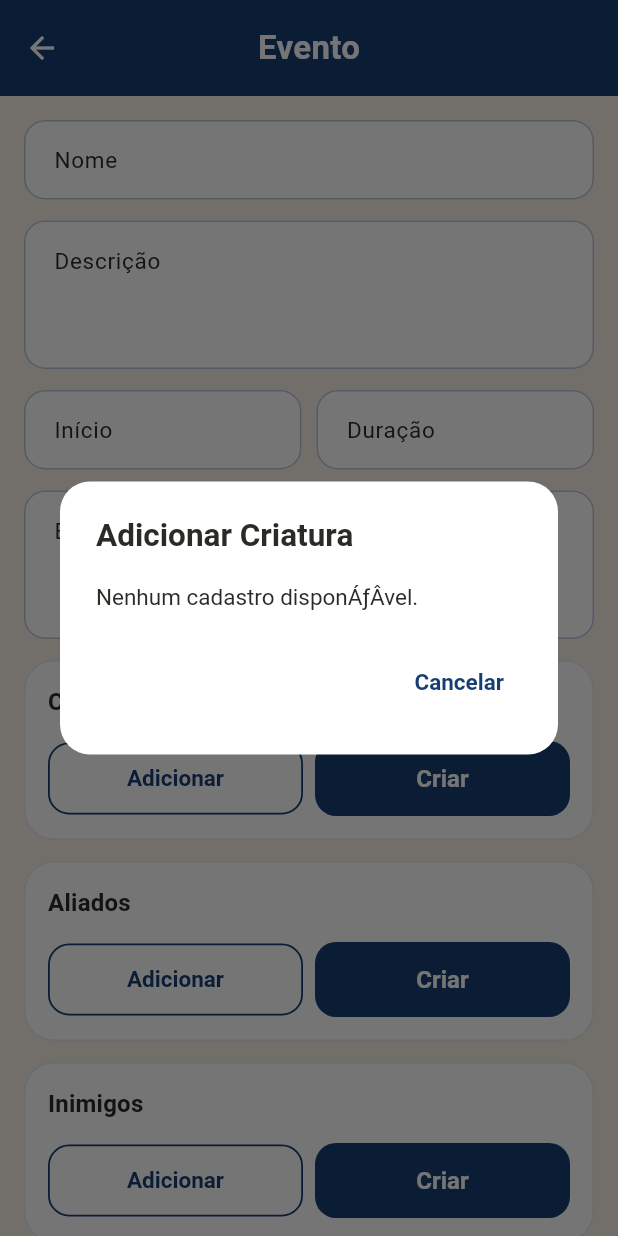
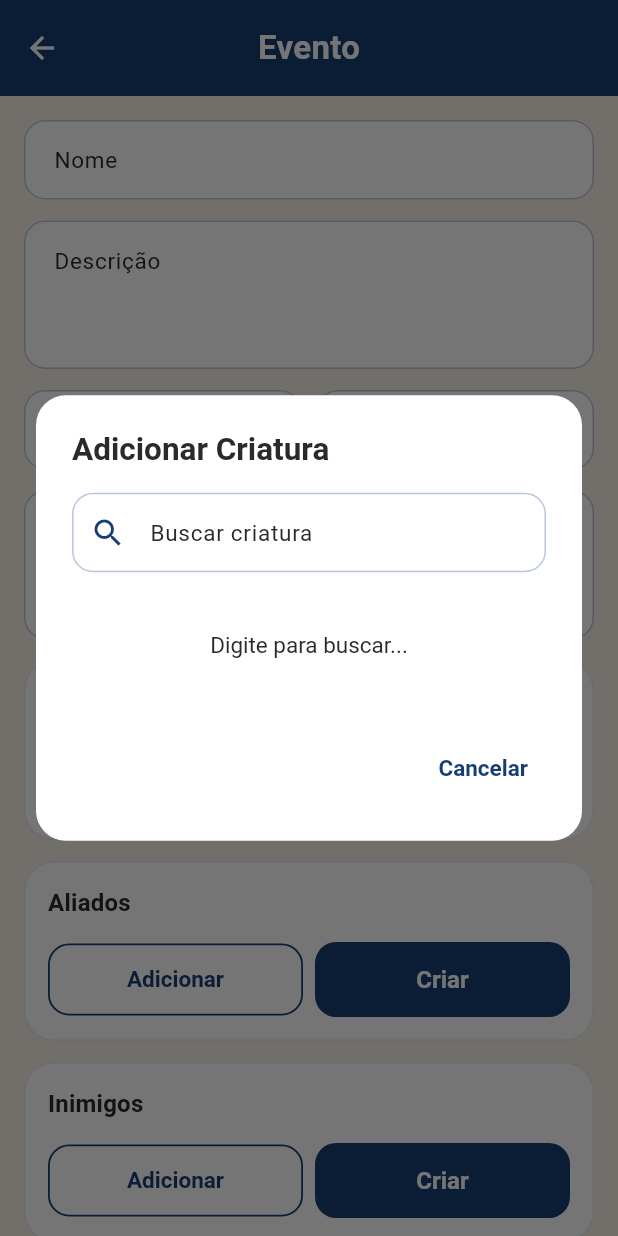
Before and after one commit to davibione-debug/gestor-de-mundos, a Flutter app: the EventoEditScreen screen opened directly, after a tap on "Adicionar", on a phone screen of 412 x 824 dp. Run offline on Flutter 3.47's test engine with Material 3 defaults, Android fonts, the phone set to English and light mode, and no system bars; our stand-ins replace audioplayers, file_picker, flutter_riverpod, shared_preferences; missing offline and left inert: excel, record; accounts and stored records are empty.

Commit message:
Ajusta tamanho do seletor de criaturas em eventos

```diff
--- a/lib/screens/mapa/evento_edit_screen.dart
+++ b/lib/screens/mapa/evento_edit_screen.dart
@@ -136,7 +136,7 @@ class _EventoEditScreenState extends State<EventoEditScreen> {
         content: SizedBox(
           width: double.maxFinite,
           child: opcoes.isEmpty
-              ? const Text('Nenhum cadastro disponÁƒÂ­vel.')
+              ? const Text('Nenhum cadastro disponível.')
               : ListView(
                   shrinkWrap: true,
                   children: opcoes
@@ -161,10 +161,12 @@ class _EventoEditScreenState extends State<EventoEditScreen> {
     final lista = await _criaturasRepository.carregar();
     if (!mounted) return;
 
-    final escolhida = await _escolher<Criatura>(
-      titulo: 'Adicionar $_nomeCriatura',
-      opcoes: lista,
-      rotulo: (c) => c.nome,
+    final escolhida = await showDialog<Criatura>(
+      context: context,
+      builder: (_) => _SelecionarCriaturaEventoDialog(
+        criaturas: lista,
+        titulo: 'Adicionar $_nomeCriatura',
+      ),
     );
 
     if (escolhida == null || !mounted) return;
@@ -783,8 +785,8 @@ class _SelecionarItemEventoDialogState
     return AlertDialog(
       title: const Text('Adicionar Item'),
       content: SizedBox(
-        width: 520,
-        height: 460,
+        width: 400,
+        height: 400,
         child: Column(
           children: [
             TextField(
@@ -827,3 +829,103 @@ class _SelecionarItemEventoDialogState
     );
   }
 }
+
+class _SelecionarCriaturaEventoDialog extends StatefulWidget {
+  final List<Criatura> criaturas;
+  final String titulo;
+
+  const _SelecionarCriaturaEventoDialog({
+    required this.criaturas,
+    required this.titulo,
+  });
+
+  @override
+  State<_SelecionarCriaturaEventoDialog> createState() =>
+      _SelecionarCriaturaEventoDialogState();
+}
+
+class _SelecionarCriaturaEventoDialogState
+    extends State<_SelecionarCriaturaEventoDialog> {
+  final TextEditingController _busca = TextEditingController();
+  late List<Criatura> _filtrados;
+
+  @override
+  void initState() {
+    super.initState();
+    _filtrados = [];
+  }
+
+  @override
+  void dispose() {
+    _busca.dispose();
+    super.dispose();
+  }
+
+  void _filtrar(String valor) {
+    final termo = valor.trim().toLowerCase();
+    setState(() {
+      if (termo.isEmpty) {
+        _filtrados = [];
+      } else {
+        _filtrados = widget.criaturas
+            .where((c) => c.nome.toLowerCase().contains(termo))
+            .toList()
+          ..sort(
+              (a, b) => a.nome.toLowerCase().compareTo(b.nome.toLowerCase()));
+      }
+    });
+  }
+
+  @override
+  Widget build(BuildContext context) {
+    return AlertDialog(
+      insetPadding: const EdgeInsets.all(24),
+      shape: RoundedRectangleBorder(
+        borderRadius: BorderRadius.circular(20),
+      ),
+      title: Text(widget.titulo),
+      content: SizedBox(
+        width: 400,
+        height: 136,
+        child: Column(
+          children: [
+            TextField(
+              controller: _busca,
+              onChanged: _filtrar,
+              decoration: const InputDecoration(
+                labelText: 'Buscar criatura',
+                prefixIcon: Icon(Icons.search),
+              ),
+            ),
+            const SizedBox(height: 12),
+            Expanded(
+              child: _filtrados.isEmpty
+                  ? const Center(child: Text('Digite para buscar...'))
+                  : ListView.separated(
+                      itemCount: _filtrados.length,
+                      separatorBuilder: (_, __) => const Divider(height: 1),
+                      itemBuilder: (context, index) {
+                        final c = _filtrados[index];
+                        return ListTile(
+                          leading: const Icon(Icons.pets),
+                          title: Text(c.nome.isEmpty ? 'Sem nome' : c.nome),
+                          subtitle: Text(c.tipos.isNotEmpty
+                              ? c.tipos.join(', ')
+                              : 'Sem tipo'),
+                          onTap: () => Navigator.pop(context, c),
+                        );
+                      },
+                    ),
+            ),
+          ],
+        ),
+      ),
+      actions: [
+        TextButton(
+          onPressed: () => Navigator.pop(context),
+          child: const Text('Cancelar'),
+        ),
+      ],
+    );
+  }
+}
```
